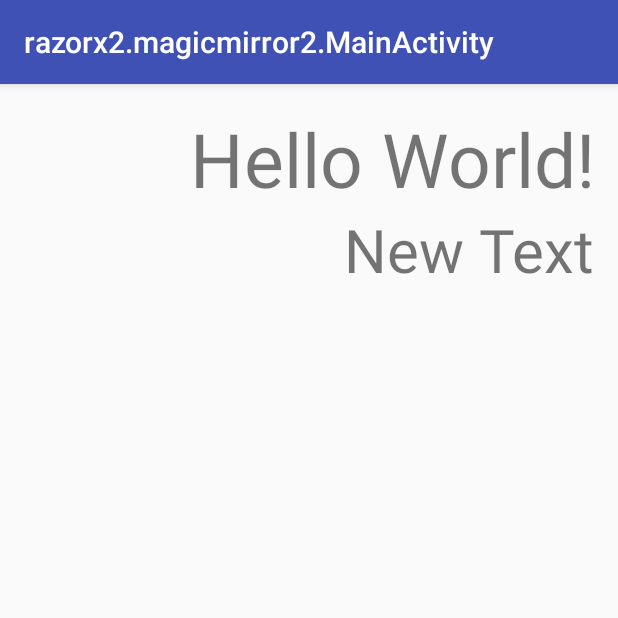
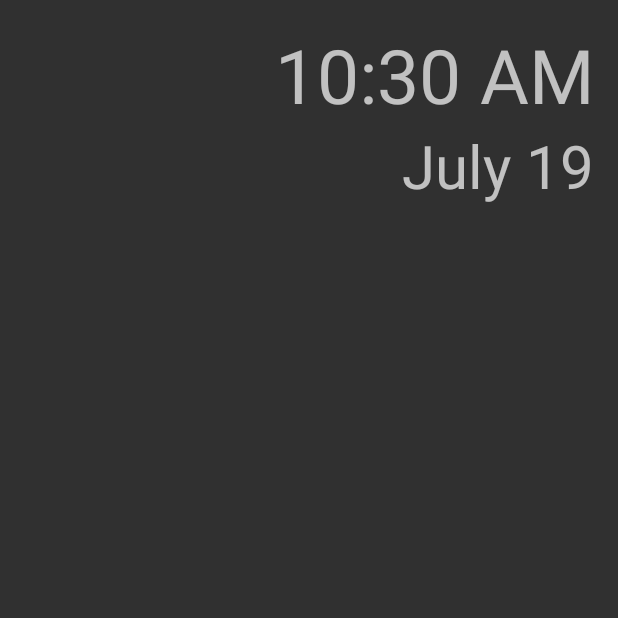
Before and after one commit to RazorX2/magicmirror, an Android app: the screen it shows after launch (MainActivity), on a phone screen of 412 x 824 dp, the top half of it. Run offline under Robolectric (Android 15) with nearby library versions, the phone set to English and light mode, and no system bars.

Commit message:
Basic GUI

```diff
--- a/MagicMirror2/app/src/main/AndroidManifest.xml
+++ b/MagicMirror2/app/src/main/AndroidManifest.xml
@@ -6,8 +6,9 @@
         android:allowBackup="true"
         android:icon="@mipmap/ic_launcher"
         android:supportsRtl="true"
-        android:theme="@style/AppTheme">
+        android:theme="@style/Theme.AppCompat.NoActionBar">
         <activity android:name=".MainActivity">
+
             <intent-filter>
                 <action android:name="android.intent.action.MAIN" />
 
--- a/MagicMirror2/app/src/main/java/razorx2/magicmirror2/MainActivity.java
+++ b/MagicMirror2/app/src/main/java/razorx2/magicmirror2/MainActivity.java
@@ -1,28 +1,77 @@
 package razorx2.magicmirror2;
 
+import android.os.Handler;
 import android.support.v7.app.AppCompatActivity;
 import android.os.Bundle;
 import android.widget.TextView;
 
+import org.w3c.dom.Text;
+
 import java.text.SimpleDateFormat;
 import java.util.Calendar;
+import java.util.Timer;
+import java.util.TimerTask;
+
 
 public class MainActivity extends AppCompatActivity {
 
-    @Override
+
     protected void onCreate(Bundle savedInstanceState) {
-        TextView Date = (TextView)findViewById(R.id.Date);
-        TextView Time = (TextView)findViewById(R.id.Time);
         super.onCreate(savedInstanceState);
         setContentView(R.layout.activity_main);
+        final TextView Date = (TextView)findViewById(R.id.Date);
+        final TextView Time = (TextView)findViewById(R.id.Time);
         Date.setText(getCurrentDate());
+        Time.setText(getCurrentTime());
+        Thread t = new Thread() {
+            @Override
+            public void run() {
+                try {
+                    while (!isInterrupted()) {
+                        Thread.sleep(1000);
+                        runOnUiThread(new Runnable() {
+                            @Override
+                            public void run() {
+                               Date.setText(getCurrentDate());
+                               Time.setText(getCurrentTime());
+                            }
+                        });
+                    }
+                } catch (InterruptedException e) {
+                }
+            }
+        };
+
+        t.start();
 
     }
-    private String getCurrentDate(){
+    public String getCurrentDate(){
         Calendar calendar = Calendar.getInstance();
-        SimpleDateFormat mdformat = new SimpleDateFormat("yyyy / MM / dd ");
-        String strDate = "Current Date : " + mdformat.format(calendar.getTime());
+        SimpleDateFormat mformat = new SimpleDateFormat("MMMM");
+        SimpleDateFormat dformat = new SimpleDateFormat("dd");
+        String strDate = "" + mformat.format(calendar.getTime())+" "+ dformat.format(calendar.getTime());
         return strDate;
     }
+    public String getCurrentTime(){
+        Calendar calendar = Calendar.getInstance();
+        SimpleDateFormat hformat = new SimpleDateFormat("h");
+        SimpleDateFormat tformat = new SimpleDateFormat("mm");
+        SimpleDateFormat apformat = new SimpleDateFormat("a");
+        String strTime = ""+hformat.format(calendar.getTime())  +   ":" +   tformat.format(calendar.getTime())  +   " " +   apformat.format(calendar.getTime());
+        return strTime;
 
+    }
 }
+//class myTask extends TimerTask{
+//    MainActivity main = new MainActivity();
+//    TextView Date;
+//    TextView Time;
+//    public myTask(MainActivity main, TextView date, TextView time){
+//        main = main;
+//        Date=date;
+//        Time=time;
+//    }
+//    public void run(){
+//        main.Update();
+//    }
+//}
```
